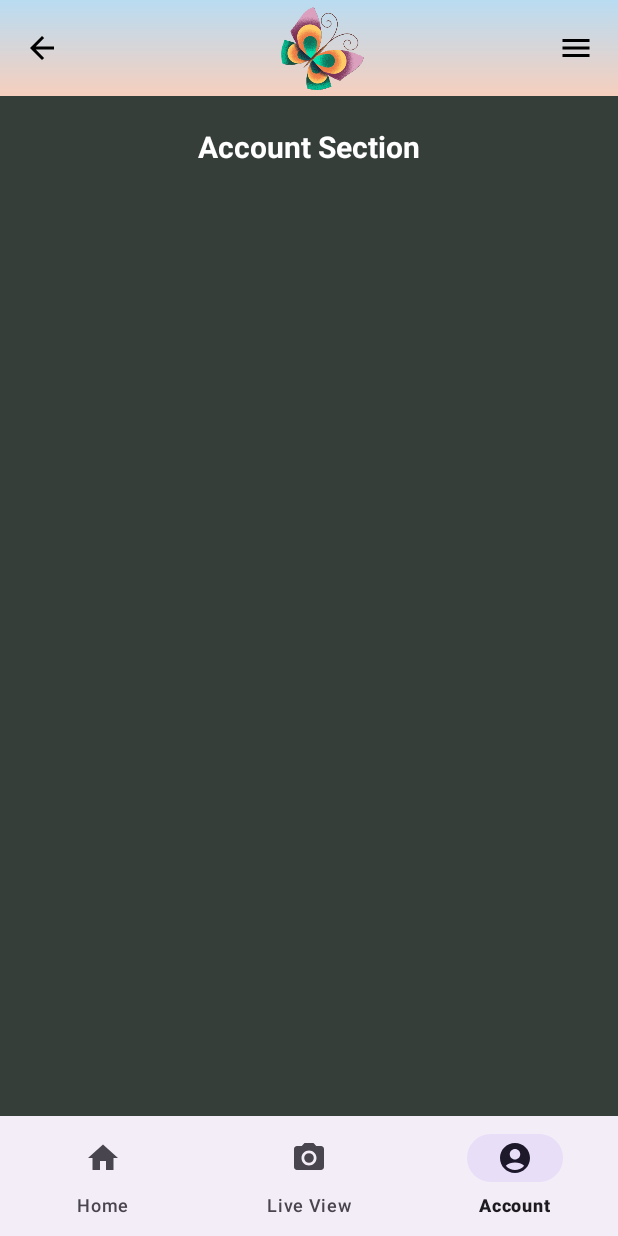
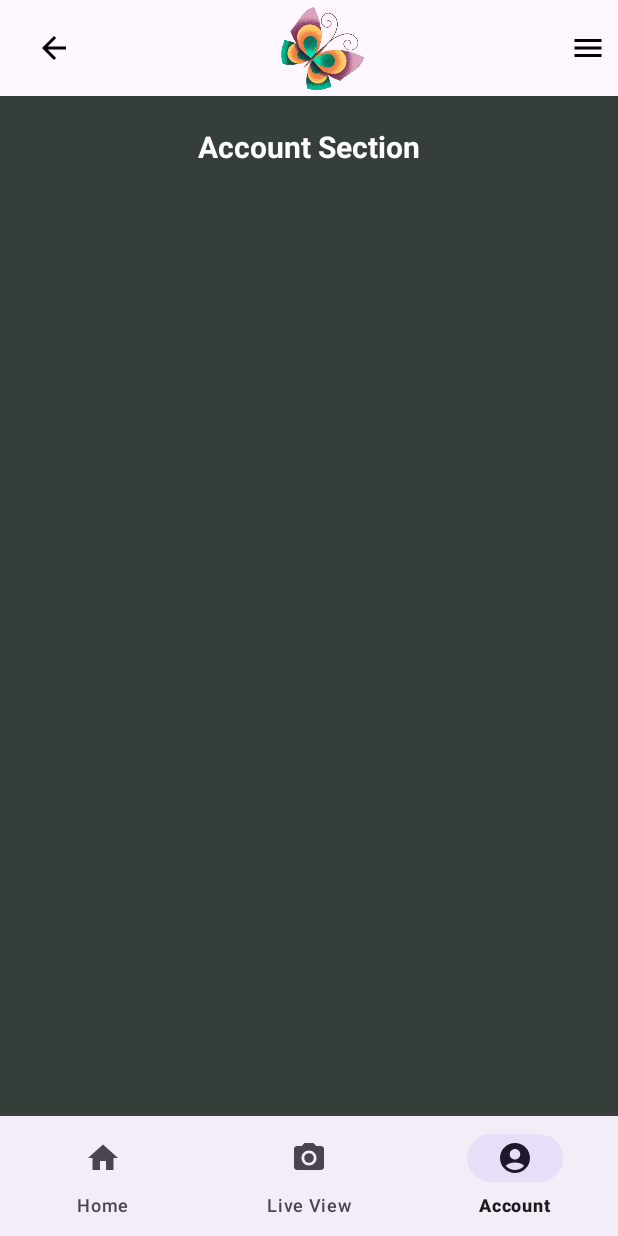
Before and after one commit to museraya/museraya, an Android app: the AccountFragment screen opened through its navigation route, on a phone screen of 412 x 824 dp. Run offline under Robolectric (Android 15) with nearby library versions, the phone set to English and light mode, and no system bars; our stand-ins replace navigation-ui.

Commit message:
yung transparent na sinasabi mo tas inayos ko na din yung toolbar

```diff
--- a/app/src/main/java/com/example/museraya/HomeActivity.kt
+++ b/app/src/main/java/com/example/museraya/HomeActivity.kt
@@ -1,8 +1,10 @@
 package com.example.museraya
 
 import android.content.Intent
+import android.graphics.Color
 import android.os.Bundle
 import android.util.Log
+import android.view.View
 import android.widget.ImageButton
 import androidx.appcompat.app.AppCompatActivity
 import androidx.core.view.GravityCompat
@@ -24,6 +26,11 @@ class HomeActivity : AppCompatActivity() {
     override fun onCreate(savedInstanceState: Bundle?) {
         super.onCreate(savedInstanceState)
         setContentView(R.layout.activity_home)
+
+        window.decorView.systemUiVisibility = (
+                View.SYSTEM_UI_FLAG_LAYOUT_STABLE or View.SYSTEM_UI_FLAG_LAYOUT_FULLSCREEN
+                )
+        window.statusBarColor = Color.TRANSPARENT
 
         // Toolbar setup
         val toolbar: androidx.appcompat.widget.Toolbar = findViewById(R.id.toolbar)
--- a/app/src/main/res/layout/activity_home.xml
+++ b/app/src/main/res/layout/activity_home.xml
@@ -3,7 +3,8 @@
     xmlns:app="http://schemas.android.com/apk/res-auto"
     android:id="@+id/drawer_layout"
     android:layout_width="match_parent"
-    android:layout_height="match_parent">
+    android:layout_height="match_parent"
+    android:fitsSystemWindows="true">
 
     <!-- Main Layout -->
     <LinearLayout
@@ -11,17 +12,21 @@
         android:layout_height="match_parent"
         android:orientation="vertical">
 
-        <!-- Toolbar  ang og color niya ay ?attr/colorPrimary-->
+        <!-- Toolbar -->
         <androidx.appcompat.widget.Toolbar
             android:id="@+id/toolbar"
             android:layout_width="match_parent"
             android:layout_height="?attr/actionBarSize"
-            android:background="@drawable/gradient_color"
-            android:elevation="4dp">
+            android:background="@android:color/transparent"
+            android:elevation="0dp"
+            android:fitsSystemWindows="true"> <!-- Adjust for system UI -->
 
+            <!-- Constraint Layout for Toolbar Elements -->
             <androidx.constraintlayout.widget.ConstraintLayout
                 android:layout_width="match_parent"
-                android:layout_height="match_parent">
+                android:layout_height="match_parent"
+                android:paddingStart="8dp"
+                android:paddingEnd="8dp">
 
                 <!-- Back Button -->
                 <ImageButton
@@ -53,13 +58,12 @@
                     android:id="@+id/drawer_toggle"
                     android:layout_width="wrap_content"
                     android:layout_height="wrap_content"
-                    android:layout_marginEnd="16dp"
                     android:background="@null"
                     android:contentDescription="Drawer Toggle"
                     android:src="@drawable/ic_menu"
-                    app:layout_constraintBottom_toBottomOf="parent"
                     app:layout_constraintEnd_toEndOf="parent"
-                    app:layout_constraintTop_toTopOf="parent" />
+                    app:layout_constraintTop_toTopOf="parent"
+                    app:layout_constraintBottom_toBottomOf="parent" />
             </androidx.constraintlayout.widget.ConstraintLayout>
         </androidx.appcompat.widget.Toolbar>
 
--- a/app/src/main/res/layout/activity_main.xml
+++ b/app/src/main/res/layout/activity_main.xml
@@ -8,7 +8,8 @@
     android:layout_height="match_parent"
     android:gravity="center"
     android:padding="16dp"
-    tools:context=".MainActivity">
+    tools:context=".MainActivity"
+    android:fitsSystemWindows="true">
 
     <LinearLayout
         android:layout_width="match_parent"
--- a/app/src/main/res/layout/fragment_account.xml
+++ b/app/src/main/res/layout/fragment_account.xml
@@ -1,14 +1,10 @@
-<?xml version="1.0" encoding="utf-8"?>
 <androidx.constraintlayout.widget.ConstraintLayout xmlns:android="http://schemas.android.com/apk/res/android"
     xmlns:app="http://schemas.android.com/apk/res-auto"
-    xmlns:tools="http://schemas.android.com/tools"
-    android:id="@+id/frameLayout"
     android:layout_width="match_parent"
     android:layout_height="match_parent"
-    tools:context=".AccountFragment"
-    android:background="#353e39">
+    android:background="#353e39"
+    android:fitsSystemWindows="true">
 
-    <!-- UI Elements -->
     <TextView
         android:id="@+id/textView4"
         android:layout_width="wrap_content"
--- a/app/src/main/res/layout/fragment_home.xml
+++ b/app/src/main/res/layout/fragment_home.xml
@@ -3,7 +3,8 @@
     android:layout_height="match_parent"
     android:orientation="vertical"
     android:padding="16dp"
-    android:background="#9a9077">
+    android:background="#9a9077"
+    android:fitsSystemWindows="true">
 
     <TextView
         android:id="@+id/titleTextView"
--- a/app/src/main/res/layout/fragment_liveview.xml
+++ b/app/src/main/res/layout/fragment_liveview.xml
@@ -2,12 +2,13 @@
     android:layout_width="match_parent"
     android:layout_height="match_parent"
     android:gravity="center"
-    android:orientation="vertical">
+    android:orientation="vertical"
+    android:fitsSystemWindows="true">
 
     <TextView
         android:id="@+id/homeTextView"
         android:layout_width="wrap_content"
         android:layout_height="wrap_content"
         android:text="Live View"
-        android:textSize="24sp"/>
+        android:textSize="24sp" />
 </LinearLayout>
--- a/app/src/main/res/layout/fragment_settings.xml
+++ b/app/src/main/res/layout/fragment_settings.xml
@@ -1,9 +1,9 @@
-<?xml version="1.0" encoding="utf-8"?>
 <LinearLayout xmlns:android="http://schemas.android.com/apk/res/android"
     android:layout_width="match_parent"
     android:layout_height="match_parent"
     android:orientation="vertical"
-    android:padding="16dp">
+    android:padding="16dp"
+    android:fitsSystemWindows="true">
 
     <TextView
         android:id="@+id/settingsHeader"
@@ -20,5 +20,4 @@
         android:layout_height="wrap_content"
         android:text="This is the settings screen. You can add more functionality here."
         android:textSize="16sp" />
-
 </LinearLayout>
--- a/app/src/main/res/values-night/themes.xml
+++ b/app/src/main/res/values-night/themes.xml
@@ -1,7 +1,9 @@
 <resources xmlns:tools="http://schemas.android.com/tools">
-    <!-- Base application theme. -->
+    <!-- Base application theme -->
     <style name="Base.Theme.Museraya" parent="Theme.Material3.DayNight.NoActionBar">
-        <!-- Customize your dark theme here. -->
-        <!-- <item name="colorPrimary">@color/my_dark_primary</item> -->
+        <!-- Transparent Status Bar -->
+        <item name="android:windowTranslucentStatus">true</item>
+        <item name="android:colorPrimary">@android:color/transparent</item>
+        <item name="android:statusBarColor">@android:color/transparent</item>
     </style>
 </resources>
--- a/app/src/main/res/values/themes.xml
+++ b/app/src/main/res/values/themes.xml
@@ -1,8 +1,12 @@
 <resources xmlns:tools="http://schemas.android.com/tools">
-    <!-- Base application theme. -->
+    <!-- Base application theme -->
     <style name="Base.Theme.Museraya" parent="Theme.Material3.DayNight.NoActionBar">
-        <!-- Customize your light theme here. -->
-        <!-- <item name="colorPrimary">@color/my_light_primary</item> -->
+        <!-- Transparent Status Bar -->
+        <item name="android:windowTranslucentStatus">true</item>
+        <item name="android:fitsSystemWindows">true</item>
+        <item name="android:windowLightStatusBar">true</item>
+        <item name="android:colorPrimary">@android:color/transparent</item>
+        <item name="android:statusBarColor">@android:color/transparent</item>
     </style>
 
     <style name="Theme.Museraya" parent="Base.Theme.Museraya" />
```
Also changed, not shown: app/src/main/res/layout/fragment_radio1.xml (+4 -12 lines), app/src/main/res/layout/fragment_vintage_radio.xml (+2 -7 lines).
